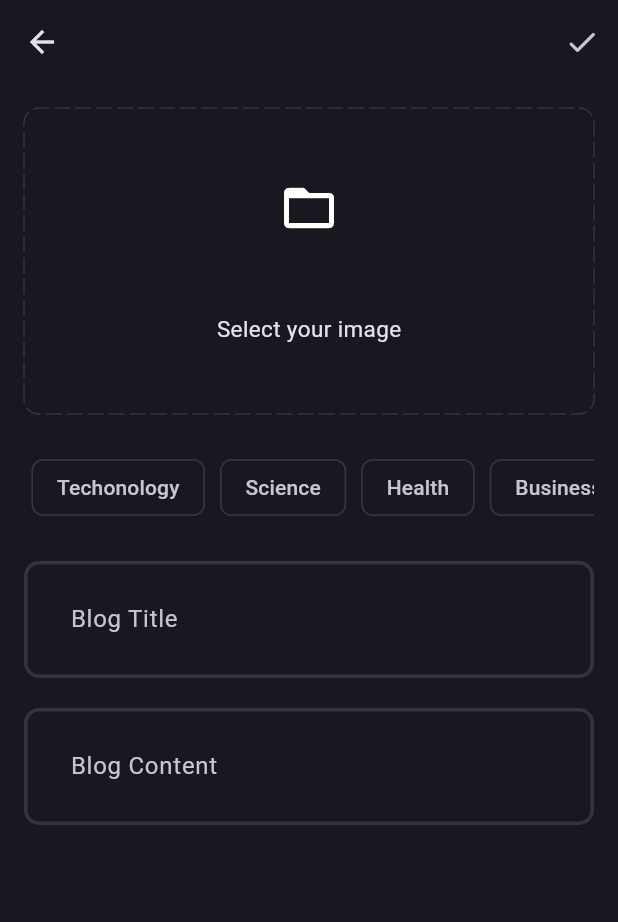
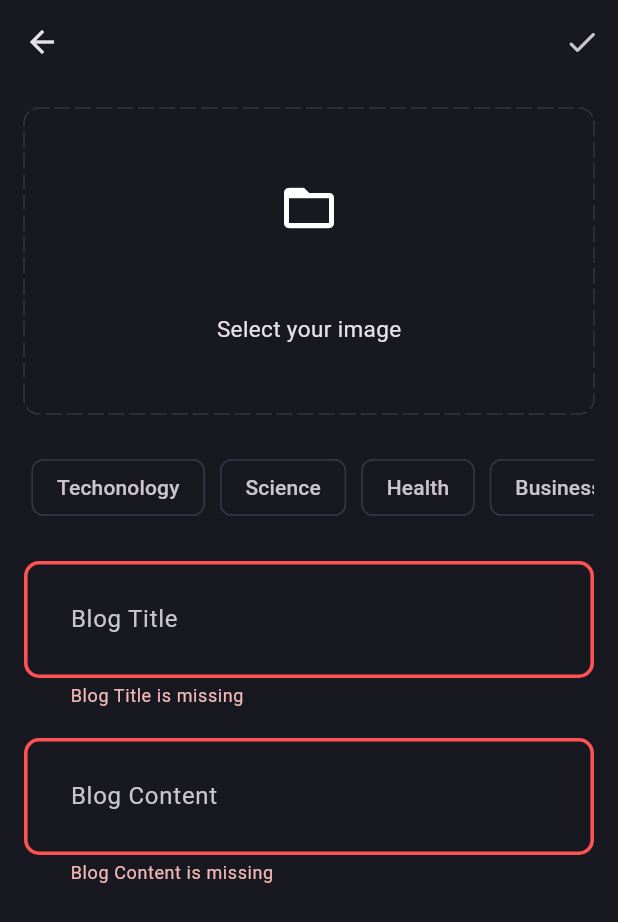
Before and after one commit to musabeytekin/flutter-blog-application, a Flutter app: the AddNewBlogPage screen opened directly, after a tap on the "done" icon, on a phone screen of 412 x 824 dp. Shown: the top 922 px of the screen. Run offline on Flutter 3.47's test engine with Material 3 defaults, Android fonts, the phone set to English and light mode, and no system bars; drawn by our look-alikes of dotted_border; our stand-ins replace flutter_bloc, fpdart, get_it, image_picker, supabase_flutter; accounts and stored records are empty; statements that could not run were skipped.

Commit message:
add functionality and backend operations to new blog page

```diff
--- a/lib/core/theme/theme.dart
+++ b/lib/core/theme/theme.dart
@@ -17,13 +17,15 @@
     scaffoldBackgroundColor: AppPallete.backgroundColor,
     inputDecorationTheme: InputDecorationTheme(
       contentPadding: const EdgeInsets.all(27),
+      border: _border(),
       enabledBorder: _border(),
       focusedBorder: _border(AppPallete.gradient2),
+      errorBorder: _border(AppPallete.errorColor),
     ),
     appBarTheme: const AppBarTheme(
       backgroundColor: AppPallete.transparentColor,
     ),
-    chipTheme: ChipThemeData(
+    chipTheme: const ChipThemeData(
       color: MaterialStatePropertyAll(AppPallete.backgroundColor),
       side: BorderSide.none,
     ),
--- a/lib/features/auth/presentation/pages/login_page.dart
+++ b/lib/features/auth/presentation/pages/login_page.dart
@@ -5,6 +5,7 @@
 import 'package:blog_app/features/auth/presentation/pages/sign_up_page.dart';
 import 'package:blog_app/features/auth/presentation/widgets/auth_field.dart';
 import 'package:blog_app/features/auth/presentation/widgets/auth_gradient_button.dart';
+import 'package:blog_app/features/blog/presentation/pages/blog_page.dart';
 import 'package:flutter/material.dart';
 import 'package:flutter_bloc/flutter_bloc.dart';
 
@@ -37,6 +38,9 @@
           listener: (context, state) {
             if (state is AuthFailure) {
               showSnackBar(context, state.message);
+            } else if (state is AuthSuccess) {
+              Navigator.pushAndRemoveUntil(
+                  context, BlogPage.route(), (route) => false);
             }
           },
           builder: (context, state) {
--- a/lib/features/auth/presentation/pages/sign_up_page.dart
+++ b/lib/features/auth/presentation/pages/sign_up_page.dart
@@ -5,7 +5,6 @@
 import 'package:blog_app/features/auth/presentation/widgets/auth_field.dart';
 import 'package:blog_app/features/auth/presentation/widgets/auth_gradient_button.dart';
 import 'package:flutter/material.dart';
-import 'package:flutter/widgets.dart';
 import 'package:flutter_bloc/flutter_bloc.dart';
 
 class SignUpPage extends StatefulWidget {
--- /dev/null
+++ b/lib/features/blog/data/datasources/blog_remote_data_source.dart
@@ -0,0 +1,41 @@
+import 'dart:io';
+
+import 'package:blog_app/core/error/exceptions.dart';
+import 'package:blog_app/features/blog/data/models/blog_model.dart';
+import 'package:supabase_flutter/supabase_flutter.dart';
+
+abstract interface class BlogRemoteDataSource {
+  Future<BlogModel> uploadBlog(BlogModel blog);
+  Future<String> uploadBlogImage({
+    required File image,
+    required BlogModel blog,
+  });
+}
+
+class BlogRemoteDataSourceImpl implements BlogRemoteDataSource {
+  final SupabaseClient supabaseClient;
+
+  BlogRemoteDataSourceImpl(this.supabaseClient);
+
+  @override
+  Future<BlogModel> uploadBlog(BlogModel blog) async {
+    try {
+      final blogData =
+          await supabaseClient.from('blogs').insert(blog.toJson()).select();
+      return BlogModel.fromJson(blogData.first);
+    } catch (e) {
+      throw ServerException(e.toString());
+    }
+  }
+
+  @override
+  Future<String> uploadBlogImage(
+      {required File image, required BlogModel blog}) async {
+    try {
+      await supabaseClient.storage.from('blog_images').upload(blog.id, image);
+      return supabaseClient.storage.from('blog_images').getPublicUrl(blog.id);
+    } catch (e) {
+      throw ServerException(e.toString());
+    }
+  }
+}
--- /dev/null
+++ b/lib/features/blog/domain/entities/blog.dart
@@ -0,0 +1,20 @@
+// ignore_for_file: public_member_api_docs, sort_constructors_first
+class Blog {
+  final String id;
+  final String title;
+  final String content;
+  final String posterId;
+  final String imageUrl;
+  final DateTime updatedAt;
+  final List<String> topics;
+
+  Blog({
+    required this.id,
+    required this.title,
+    required this.content,
+    required this.posterId,
+    required this.imageUrl,
+    required this.updatedAt,
+    required this.topics,
+  });
+}
--- /dev/null
+++ b/lib/features/blog/domain/repositories/blog_repositories.dart
@@ -0,0 +1,15 @@
+import 'dart:io';
+
+import 'package:blog_app/core/error/failures.dart';
+import 'package:blog_app/features/blog/domain/entities/blog.dart';
+import 'package:fpdart/fpdart.dart';
+
+abstract interface class BlogRepository {
+  Future<Either<Failure, Blog>> uploadBlog({
+    required File image,
+    required String title,
+    required String content,
+    required String posterId,
+    required List<String> topics,
+  });
+}
--- /dev/null
+++ b/lib/features/blog/domain/usecases/upload_blog.dart
@@ -0,0 +1,39 @@
+import 'dart:io';
+
+import 'package:blog_app/core/error/failures.dart';
+import 'package:blog_app/core/usecase/usecase.dart';
+import 'package:blog_app/features/blog/domain/entities/blog.dart';
+import 'package:blog_app/features/blog/domain/repositories/blog_repositories.dart';
+import 'package:fpdart/fpdart.dart';
+
+class UploadBlog implements UseCase<Blog, UploadBlogParams> {
+  final BlogRepository blogRepository;
+
+  UploadBlog(this.blogRepository);
+  @override
+  Future<Either<Failure, Blog>> call(UploadBlogParams params) async {
+    return await blogRepository.uploadBlog(
+      image: params.image,
+      title: params.title,
+      content: params.content,
+      posterId: params.posterId,
+      topics: params.topics,
+    );
+  }
+}
+
+class UploadBlogParams {
+  final String title;
+  final String content;
+  final String posterId;
+  final File image;
+  final List<String> topics;
+
+  UploadBlogParams({
+    required this.title,
+    required this.content,
+    required this.posterId,
+    required this.image,
+    required this.topics,
+  });
+}
--- /dev/null
+++ b/lib/features/blog/presentation/bloc/blog_bloc.dart
@@ -0,0 +1,39 @@
+import 'dart:async';
+import 'dart:io';
+
+import 'package:blog_app/features/blog/domain/entities/blog.dart';
+import 'package:blog_app/features/blog/domain/usecases/upload_blog.dart';
+import 'package:flutter/material.dart';
+import 'package:flutter_bloc/flutter_bloc.dart';
+
+part 'blog_event.dart';
+part 'blog_state.dart';
+
+class BlogBloc extends Bloc<BlogEvent, BlogState> {
+  final UploadBlog _uploadBlog;
+
+  BlogBloc({
+    required UploadBlog uploadBlog,
+  })  : _uploadBlog = uploadBlog,
+        super(BlogInitial()) {
+    on<BlogEvent>((event, emit) => emit(BlogLoading()));
+    on<BlogUpload>(_onBlogUpload);
+  }
+
+  FutureOr<void> _onBlogUpload(BlogUpload event, Emitter<BlogState> emit) async {
+    final res = await _uploadBlog(
+      UploadBlogParams(
+        image: event.image,
+        title: event.title,
+        content: event.content,
+        posterId: event.posterId,
+        topics: event.topics,
+      ),
+    );
+
+    res.fold(
+      (l) => emit(BlogFailure(l.message)),
+      (_) => emit(BlogSuccess()),
+    );
+  }
+}
--- /dev/null
+++ b/lib/features/blog/presentation/bloc/blog_event.dart
@@ -0,0 +1,20 @@
+part of 'blog_bloc.dart';
+
+@immutable
+sealed class BlogEvent {}
+
+final class BlogUpload extends BlogEvent {
+  final String title;
+  final String content;
+  final String posterId;
+  final File image;
+  final List<String> topics;
+
+  BlogUpload({
+    required this.title,
+    required this.content,
+    required this.posterId,
+    required this.image,
+    required this.topics,
+  });
+}
--- /dev/null
+++ b/lib/features/blog/presentation/bloc/blog_state.dart
@@ -0,0 +1,17 @@
+part of 'blog_bloc.dart';
+
+@immutable
+sealed class BlogState {}
+
+final class BlogInitial extends BlogState {}
+
+final class BlogLoading extends BlogState {}
+
+final class BlogSuccess extends BlogState {
+}
+
+final class BlogFailure extends BlogState {
+  final String message;
+
+  BlogFailure(this.message);
+}
--- a/lib/features/blog/presentation/pages/add_new_blog_page.dart
+++ b/lib/features/blog/presentation/pages/add_new_blog_page.dart
@@ -1,11 +1,16 @@
 import 'dart:io';
 
+import 'package:blog_app/core/common/cubits/cubit/app_user_cubit.dart';
+import 'package:blog_app/core/common/widgets/loader.dart';
 import 'package:blog_app/core/theme/app_pallete.dart';
 import 'package:blog_app/core/utils/pick_image.dart';
+import 'package:blog_app/core/utils/show_snackbar.dart';
+import 'package:blog_app/features/blog/presentation/bloc/blog_bloc.dart';
+import 'package:blog_app/features/blog/presentation/pages/blog_page.dart';
 import 'package:blog_app/features/blog/presentation/widgets/blog_editor.dart';
 import 'package:dotted_border/dotted_border.dart';
 import 'package:flutter/material.dart';
-import 'package:flutter/widgets.dart';
+import 'package:flutter_bloc/flutter_bloc.dart';
 
 class AddNewBlogPage extends StatefulWidget {
   static route() =>
@@ -21,6 +26,7 @@
   final contentController = TextEditingController();
   List<String> selectedTopics = [];
   File? image;
+  final formKey = GlobalKey<FormState>();
 
   void selectImage() async {
     final pickecImage = await pickImage();
@@ -28,6 +34,24 @@
       setState(() {
         image = pickecImage;
       });
+    }
+  }
+
+  void uploadBlog() async {
+    if (formKey.currentState!.validate() &&
+        selectedTopics.isNotEmpty &&
+        image != null) {
+      final posterId =
+          (context.read<AppUserCubit>().state as AppUserLoggedIn).user.id;
+      context.read<BlogBloc>().add(
+            BlogUpload(
+              title: titleController.text.trim(),
+              content: contentController.text.trim(),
+              posterId: posterId,
+              image: image!,
+              topics: selectedTopics,
+            ),
+          );
     }
   }
 
@@ -44,14 +68,31 @@
       appBar: AppBar(
         actions: [
           IconButton(
-            onPressed: () {},
+            onPressed: () {
+              uploadBlog();
+            },
             icon: const Icon(Icons.done_rounded),
           ),
         ],
       ),
-      body: SingleChildScrollView(
+      body: BlocConsumer<BlogBloc, BlogState>(
+        listener: (context, state) {
+          if (state is BlogFailure) {
+            showSnackBar(context, state.message);
+          } else if (state is BlogSuccess) {
+            Navigator.pushAndRemoveUntil(
+                context, BlogPage.route(), (route) => false);
+          }
+        },
+        builder: (context, state) {
+          if (state is BlogLoading) {
+            return const Loader();
+          }
+          return SingleChildScrollView(
             child: Padding(
               padding: const EdgeInsets.all(16),
+              child: Form(
+                key: formKey,
                 child: Column(
                   children: [
                     image != null
@@ -107,7 +148,8 @@
                     SingleChildScrollView(
                       scrollDirection: Axis.horizontal,
                       child: Row(
-                  children: ['Techonology', 'Science', 'Health', 'Business']
+                        children:
+                            ['Techonology', 'Science', 'Health', 'Business']
                                 .map(
                                   (e) => Padding(
                                     padding: const EdgeInsets.all(5.0),
@@ -139,15 +181,20 @@
                                 .toList(),
                       ),
                     ),
-              SizedBox(height: 20),
-              BlogEditor(controller: titleController, hintText: 'Blog Title'),
-              SizedBox(height: 20),
+                    const SizedBox(height: 20),
                     BlogEditor(
-                  controller: contentController, hintText: 'Blog Content'),
+                        controller: titleController, hintText: 'Blog Title'),
+                    const SizedBox(height: 20),
+                    BlogEditor(
+                        controller: contentController,
+                        hintText: 'Blog Content'),
                   ],
                 ),
               ),
             ),
           );
+        },
+      ),
+    );
   }
 }
--- a/lib/features/blog/presentation/pages/blog_page.dart
+++ b/lib/features/blog/presentation/pages/blog_page.dart
@@ -1,8 +1,11 @@
+
 import 'package:blog_app/features/blog/presentation/pages/add_new_blog_page.dart';
 import 'package:flutter/cupertino.dart';
 import 'package:flutter/material.dart';
 
 class BlogPage extends StatelessWidget {
+
+  static route() => MaterialPageRoute(builder: (context)=> const BlogPage());
   const BlogPage({super.key});
 
   @override
@@ -21,4 +24,5 @@
       ),
     );
   }
+
 }
--- a/lib/features/blog/presentation/widgets/blog_editor.dart
+++ b/lib/features/blog/presentation/widgets/blog_editor.dart
@@ -17,6 +17,12 @@
         hintText: hintText,
       ),
       maxLines: null,
+      validator: (value) {
+        if(value!.trim().isEmpty){
+          return '$hintText is missing';
+        }
+        return null;
+      },
     );
   }
 }
--- a/lib/main.dart
+++ b/lib/main.dart
@@ -2,6 +2,7 @@
 import 'package:blog_app/core/theme/theme.dart';
 import 'package:blog_app/features/auth/presentation/bloc/auth_bloc.dart';
 import 'package:blog_app/features/auth/presentation/pages/login_page.dart';
+import 'package:blog_app/features/blog/presentation/bloc/blog_bloc.dart';
 import 'package:blog_app/features/blog/presentation/pages/blog_page.dart';
 import 'package:flutter/material.dart';
 import 'package:flutter_bloc/flutter_bloc.dart';
@@ -19,6 +20,9 @@
       ),
       BlocProvider(
         create: (_) => serviceLocator<AuthBloc>(),
+      ),
+      BlocProvider(
+        create: (_) => serviceLocator<BlogBloc>(),
       ),
     ],
     child: const MyApp(),
@@ -52,7 +56,7 @@
           return state is AppUserLoggedIn;
         },
         builder: (context, isLoggedIn) {
-         if (isLoggedIn) {
+          if (isLoggedIn) {
             return const BlogPage();
           }
           return const LoginPage();
--- a/pubspec.yaml
+++ b/pubspec.yaml
@@ -41,6 +41,7 @@
   get_it: ^7.6.7
   dotted_border: ^2.1.0
   image_picker: ^1.0.7
+  uuid: ^4.3.3
 
 dev_dependencies:
   flutter_test:
```
Also changed, not shown: lib/features/blog/data/models/blog_model.dart (added, +62 -0 lines), lib/features/blog/data/repositories/blog_repository_impl.dart (added, +48 -0 lines), lib/init_dependencies.dart (+38 -0 lines), pubspec.lock. Lines whose indentation alone changed are shown as unchanged.
